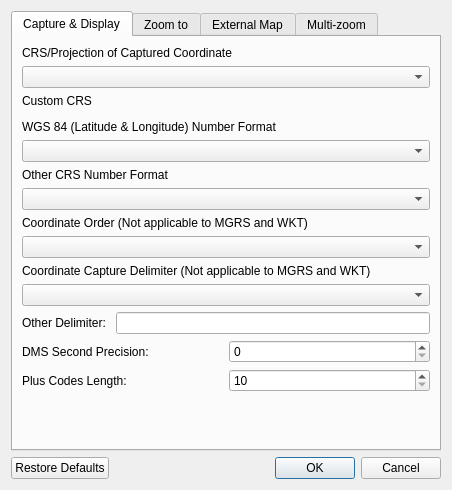
The window that ui/latLonSettings.ui (NationalSecurityAgency/qgis-latlontools-plugin) describes before a commit, drawn with Qt 5.
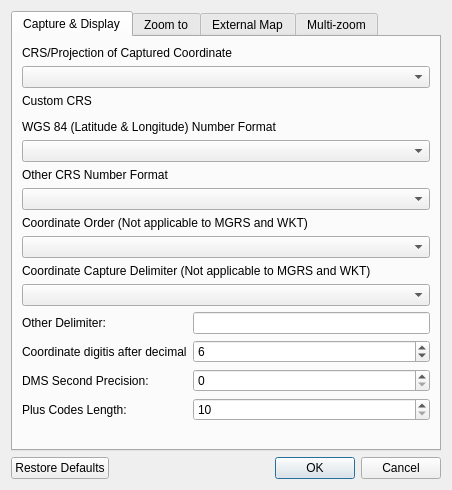
The same window after the commit. Custom widgets are drawn as their Qt base class.

Commit message: added decimal precision

The edit to the form file:
```diff
--- a/ui/latLonSettings.ui
+++ b/ui/latLonSettings.ui
@@ -88,47 +88,39 @@
         <widget class="QComboBox" name="delimComboBox"/>
        </item>
        <item>
-        <layout class="QHBoxLayout" name="horizontalLayout">
-         <item>
+        <layout class="QFormLayout" name="formLayout_2">
+         <item row="0" column="0">
           <widget class="QLabel" name="label_3">
            <property name="text">
             <string>Other Delimiter: </string>
            </property>
           </widget>
          </item>
-         <item>
+         <item row="0" column="1">
           <widget class="QLineEdit" name="otherTxt"/>
          </item>
-        </layout>
-       </item>
-       <item>
-        <layout class="QHBoxLayout" name="horizontalLayout_2">
-         <item>
+         <item row="2" column="0">
           <widget class="QLabel" name="label_4">
            <property name="text">
             <string>DMS Second Precision: </string>
            </property>
           </widget>
          </item>
-         <item>
+         <item row="2" column="1">
           <widget class="QSpinBox" name="precisionSpinBox">
            <property name="maximum">
             <number>6</number>
            </property>
           </widget>
          </item>
-        </layout>
-       </item>
-       <item>
-        <layout class="QHBoxLayout" name="horizontalLayout_3">
-         <item>
+         <item row="3" column="0">
           <widget class="QLabel" name="label_18">
            <property name="text">
             <string>Plus Codes Length:</string>
            </property>
           </widget>
          </item>
-         <item>
+         <item row="3" column="1">
           <widget class="QSpinBox" name="plusCodesSpinBox">
            <property name="minimum">
             <number>10</number>
@@ -141,6 +133,23 @@
            </property>
           </widget>
          </item>
+         <item row="1" column="0">
+          <widget class="QLabel" name="label_20">
+           <property name="text">
+            <string>Coordinate digitis after decimal</string>
+           </property>
+          </widget>
+         </item>
+         <item row="1" column="1">
+          <widget class="QSpinBox" name="digitsSpinBox">
+           <property name="maximum">
+            <number>64</number>
+           </property>
+           <property name="value">
+            <number>6</number>
+           </property>
+          </widget>
+         </item>
         </layout>
        </item>
        <item>
```
